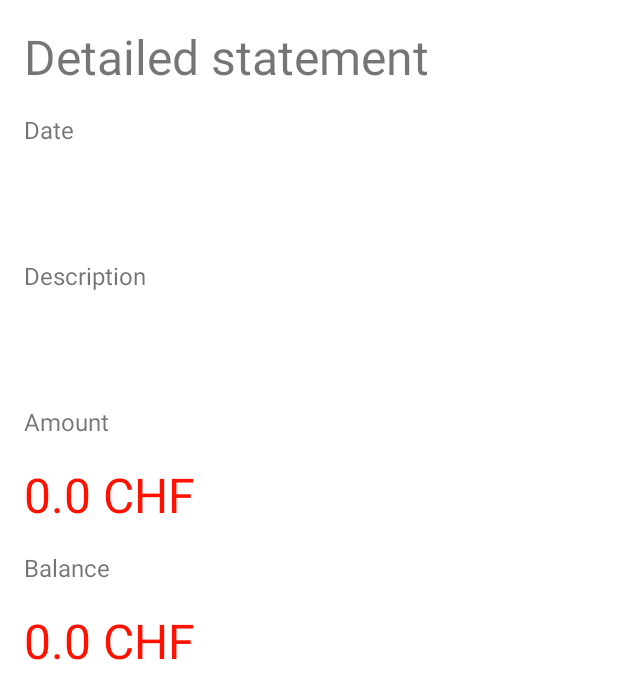
After one commit to lela2011/KSW-NESA, an Android app: the DetailedBankStatement screen opened directly, with no data from a screen before it, on a phone screen of 412 x 824 dp. The commit adds this screen. Shown: the top 699 px of the screen. Run offline under Robolectric (Android 15) with nearby library versions, the phone set to English and light mode, and no system bars.

Commit message:
Added detailed bank statement view

```diff
--- a/app/src/main/AndroidManifest.xml
+++ b/app/src/main/AndroidManifest.xml
@@ -11,7 +11,8 @@
         android:roundIcon="@mipmap/icon_nesa_round"
         android:supportsRtl="true"
         android:theme="@style/Theme.NESA">
-        <activity android:name=".MainActivity"/>
+        <activity android:name=".DetailedBankStatement"></activity>
+        <activity android:name=".MainActivity" />
         <activity android:name=".SplashActivity">
             <intent-filter>
                 <action android:name="android.intent.action.MAIN" />
--- a/app/src/main/java/com/example/nesa/BankAdapter.java
+++ b/app/src/main/java/com/example/nesa/BankAdapter.java
@@ -19,6 +19,7 @@ import java.util.List;
 public class BankAdapter extends RecyclerView.Adapter<BankAdapter.BankStatementHolder> {
 
     private List<BankStatement> statements = new ArrayList<>();
+    private OnItemClickListener listener;
 
     @NonNull
     @Override
@@ -62,7 +63,24 @@ public class BankAdapter extends RecyclerView.Adapter<BankAdapter.BankStatementH
             titleView = binding.title;
             amountView = binding.amount;
             currencyView = binding.currency;
+
+            binding.getRoot().setOnClickListener(new View.OnClickListener() {
+                @Override
+                public void onClick(View v) {
+                    int position = getAdapterPosition();
+                    if (listener != null && position != RecyclerView.NO_POSITION) {
+                        listener.onItemClick(statements.get(position));
+                    }
+                }
+            });
         }
     }
 
+    public interface OnItemClickListener {
+        void onItemClick(BankStatement statement);
+    }
+
+    public void setOnItemClickListener(OnItemClickListener listener) {
+        this.listener = listener;
+    }
 }
--- /dev/null
+++ b/app/src/main/java/com/example/nesa/DetailedBankStatement.java
@@ -0,0 +1,44 @@
+package com.example.nesa;
+
+import androidx.appcompat.app.AppCompatActivity;
+
+import android.content.Intent;
+import android.os.Bundle;
+
+import com.example.nesa.databinding.ActivityDetailedBankStatementBinding;
+
+public class DetailedBankStatement extends AppCompatActivity {
+
+    ActivityDetailedBankStatementBinding binding;
+
+    @Override
+    protected void onCreate(Bundle savedInstanceState) {
+        super.onCreate(savedInstanceState);
+        binding = ActivityDetailedBankStatementBinding.inflate(getLayoutInflater());
+        setContentView(binding.getRoot());
+
+        Intent intent = getIntent();
+
+        String date = intent.getStringExtra("Date");
+        String description = intent.getStringExtra("Description");
+        float amount = intent.getFloatExtra("Amount", 0);
+        float balance = intent.getFloatExtra("Balance", 0);
+        String amountString = String.valueOf(amount) + " " + getString(R.string.chf);
+        String balanceString = String.valueOf(balance) + " " + getString(R.string.chf);
+
+        binding.date.setText(date);
+        binding.description.setText(description);
+        binding.amount.setText(amountString);
+        if(amount>0){
+            binding.amount.setTextColor(getColor(R.color.green));
+        }
+        binding.balance.setText(balanceString);
+        if(balance >= 100){
+            binding.balance.setTextColor(getColor(R.color.green));
+        } else if(balance > 0) {
+            binding.balance.setTextColor(getColor(R.color.orange));
+        } else {
+            binding.balance.setTextColor(getColor(R.color.red));
+        }
+    }
+}
--- a/app/src/main/java/com/example/nesa/SplashActivity.java
+++ b/app/src/main/java/com/example/nesa/SplashActivity.java
@@ -1,6 +1,4 @@
 package com.example.nesa;
-
-import androidx.appcompat.app.AppCompatActivity;
 
 import android.content.Context;
 import android.content.Intent;
@@ -8,7 +6,7 @@ import android.content.SharedPreferences;
 import android.os.Bundle;
 import android.os.Handler;
 
-import java.util.HashMap;
+import androidx.appcompat.app.AppCompatActivity;
 
 public class SplashActivity extends AppCompatActivity {
 
@@ -28,7 +26,7 @@ public class SplashActivity extends AppCompatActivity {
         setContentView(R.layout.activity_splash);
 
         Context context = SplashActivity.this;
-        sharedPreferences = context.getSharedPreferences(SHARED_PREFERENCES, context.MODE_PRIVATE);
+        sharedPreferences = context.getSharedPreferences(SHARED_PREFERENCES, MODE_PRIVATE);
         editor = sharedPreferences.edit();
 
         usernameKey = "eThWmZq4t7w!z%C*F-J@NcRfUjXn2r5u";
--- a/app/src/main/java/com/example/nesa/fragments/AccountFragment.java
+++ b/app/src/main/java/com/example/nesa/fragments/AccountFragment.java
@@ -1,5 +1,6 @@
 package com.example.nesa.fragments;
 
+import android.content.Intent;
 import android.os.Bundle;
 import android.util.Log;
 import android.view.LayoutInflater;
@@ -19,6 +20,7 @@ import androidx.recyclerview.widget.RecyclerView;
 import com.example.nesa.AES;
 import com.example.nesa.BankAdapter;
 import com.example.nesa.CookieAndAuth;
+import com.example.nesa.DetailedBankStatement;
 import com.example.nesa.MainActivity;
 import com.example.nesa.R;
 import com.example.nesa.SplashActivity;
@@ -76,6 +78,19 @@ public class AccountFragment extends Fragment {
                 }
             }
         });
+
+        adapter.setOnItemClickListener(new BankAdapter.OnItemClickListener() {
+            @Override
+            public void onItemClick(BankStatement statement) {
+                Intent intent = new Intent(getActivity(), DetailedBankStatement.class);
+                intent.putExtra("Date", statement.date);
+                intent.putExtra("Description", statement.title);
+                intent.putExtra("Amount", statement.amount);
+                intent.putExtra("Balance", statement.saldo);
+                startActivity(intent);
+            }
+        });
+
     }
 
 
--- /dev/null
+++ b/app/src/main/res/layout/activity_detailed_bank_statement.xml
@@ -0,0 +1,81 @@
+<?xml version="1.0" encoding="utf-8"?>
+<LinearLayout xmlns:android="http://schemas.android.com/apk/res/android"
+    xmlns:app="http://schemas.android.com/apk/res-auto"
+    xmlns:tools="http://schemas.android.com/tools"
+    android:layout_width="match_parent"
+    android:layout_height="match_parent"
+    android:orientation="vertical"
+    tools:context=".DetailedBankStatement">
+
+    <TextView
+        android:layout_width="match_parent"
+        android:layout_height="wrap_content"
+        android:text="@string/detailed_statement"
+        android:layout_margin="16dp"
+        android:textSize="32sp"/>
+
+    <TextView
+        android:layout_width="match_parent"
+        android:layout_height="wrap_content"
+        android:text="@string/date"
+        android:layout_marginHorizontal="16dp"
+        android:textSize="16sp"/>
+
+    <TextView
+        android:id="@+id/date"
+        android:layout_width="match_parent"
+        android:layout_height="wrap_content"
+        android:text=""
+        android:layout_margin="16dp"
+        android:textSize="32sp"/>
+
+    <TextView
+        android:layout_width="match_parent"
+        android:layout_height="wrap_content"
+        android:text="@string/description"
+        android:layout_marginHorizontal="16dp"
+        android:textSize="16sp"/>
+
+    <TextView
+        android:id="@+id/description"
+        android:layout_width="match_parent"
+        android:layout_height="wrap_content"
+        android:text=""
+        android:layout_margin="16dp"
+        android:textSize="32sp"/>
+
+    <TextView
+        android:layout_width="match_parent"
+        android:layout_height="wrap_content"
+        android:text="@string/amount"
+        android:layout_marginHorizontal="16dp"
+        android:textSize="16sp"/>
+
+    <TextView
+        android:id="@+id/amount"
+        android:layout_width="match_parent"
+        android:layout_height="wrap_content"
+        android:text=""
+        android:textColor="@color/red"
+        android:layout_margin="16dp"
+        android:textSize="32sp"/>
+
+    <TextView
+        android:layout_width="match_parent"
+        android:layout_height="wrap_content"
+        android:text="@string/balance"
+        android:layout_marginHorizontal="16dp"
+        android:textSize="16sp"/>
+
+    <TextView
+        android:id="@+id/balance"
+        android:layout_width="match_parent"
+        android:layout_height="wrap_content"
+        android:text=""
+        android:layout_margin="16dp"
+        android:textSize="32sp"/>
+
+
+
+
+</LinearLayout>
--- a/app/src/main/res/values/strings.xml
+++ b/app/src/main/res/values/strings.xml
@@ -28,4 +28,9 @@
     <string name="bank">Account</string>
     <string name="chf">CHF</string>
     <string name="saldo">Balance:</string>
+    <string name="description">Description</string>
+    <string name="detailed_statement">Detailed statement</string>
+    <string name="amount">Amount</string>
+    <string name="balance">Balance</string>
+    <string name="date">Date</string>
 </resources>
```
Also changed, not shown: 1 other file.
